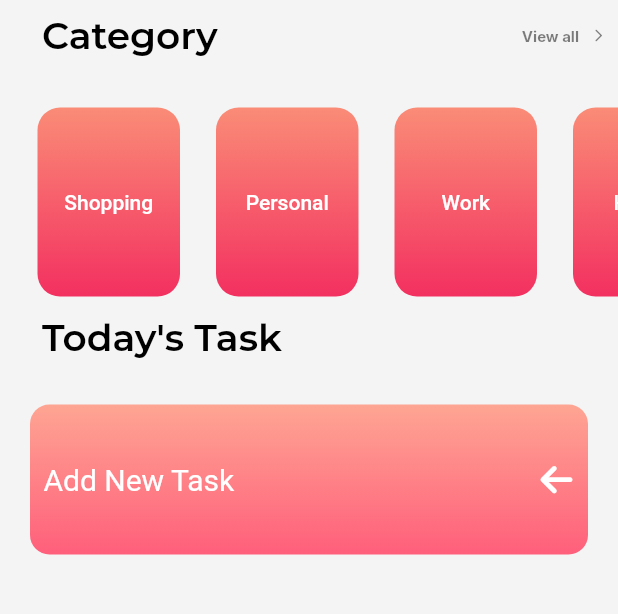
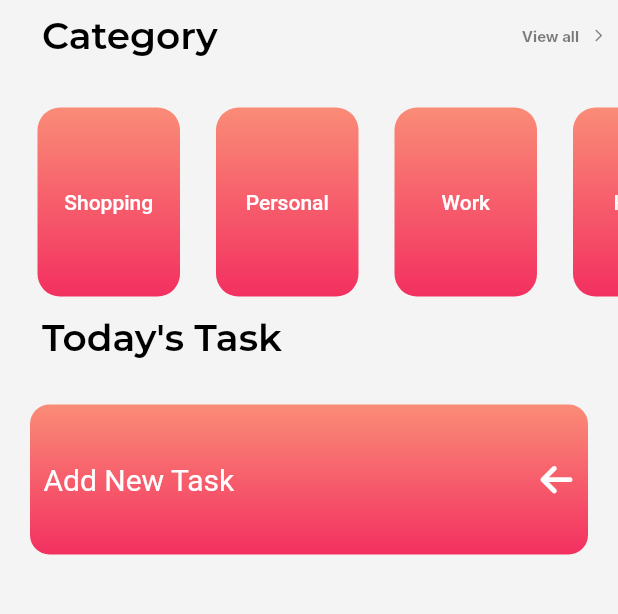
Before and after one commit to Namrata-yadav-08/ToDo_App, a Flutter app: the Home screen opened by its route, on a phone screen of 412 x 824 dp, the part 116-730 px from its top. Run offline on Flutter 3.47's test engine with Material 2 defaults, Android fonts, the phone set to English and light mode, and no system bars; drawn by our look-alikes of flutter_slidable; our stand-ins replace curved_navigation_bar, date_picker_timeline, firebase_auth, firebase_core, font_awesome_flutter, get and 2 more; accounts and stored records are empty.

Commit message:
container theme

```diff
--- a/lib/widgets/todocontainer.dart
+++ b/lib/widgets/todocontainer.dart
@@ -73,8 +73,8 @@ class _ToDoConState extends State<ToDoCon> with SingleTickerProviderStateMixin {
                     begin: Alignment.topCenter,
                     end: AlignmentDirectional.bottomCenter,
                     colors: [
-                      Color.fromARGB(255, 254, 165, 147),
-                      Color.fromARGB(255, 255, 95, 123)
+                      Color.fromARGB(255, 250, 140, 119),
+                      Color.fromARGB(255, 243, 48, 96),
                     ]),
                 borderRadius: BorderRadius.circular(13)),
             padding: EdgeInsets.all(9),
```
